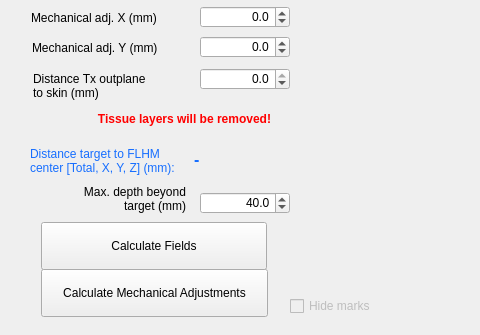
Above: BabelBrain/Babel_H246/form.ui from ProteusMRIgHIFU/BabelBrain before the change; both pictures show x 0 to 480 and y 138 to 473 of the 1251 by 473 pixel window. Below: the same form after it.
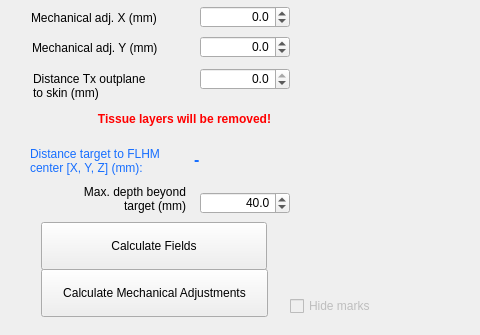
That is the form after the change.

```diff
--- a/BabelBrain/Babel_H246/form.ui
+++ b/BabelBrain/Babel_H246/form.ui
@@ -441,7 +441,7 @@
    </property>
    <property name="text">
     <string>Distance target to FLHM
-center [Total, X, Y, Z] (mm):</string>
+center [X, Y, Z] (mm):</string>
    </property>
    <property name="indent">
     <number>0</number>
```
